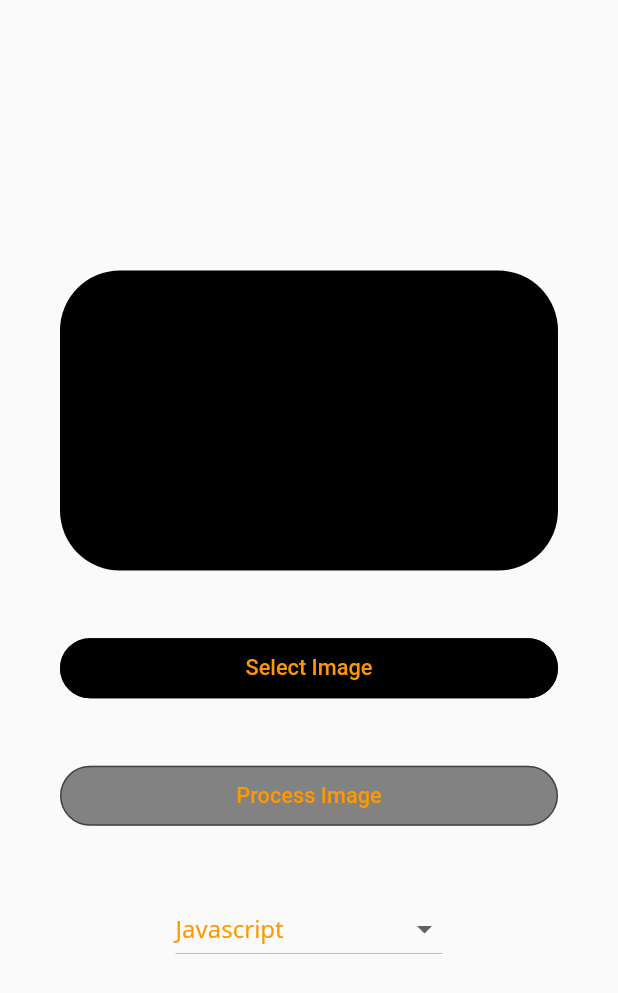
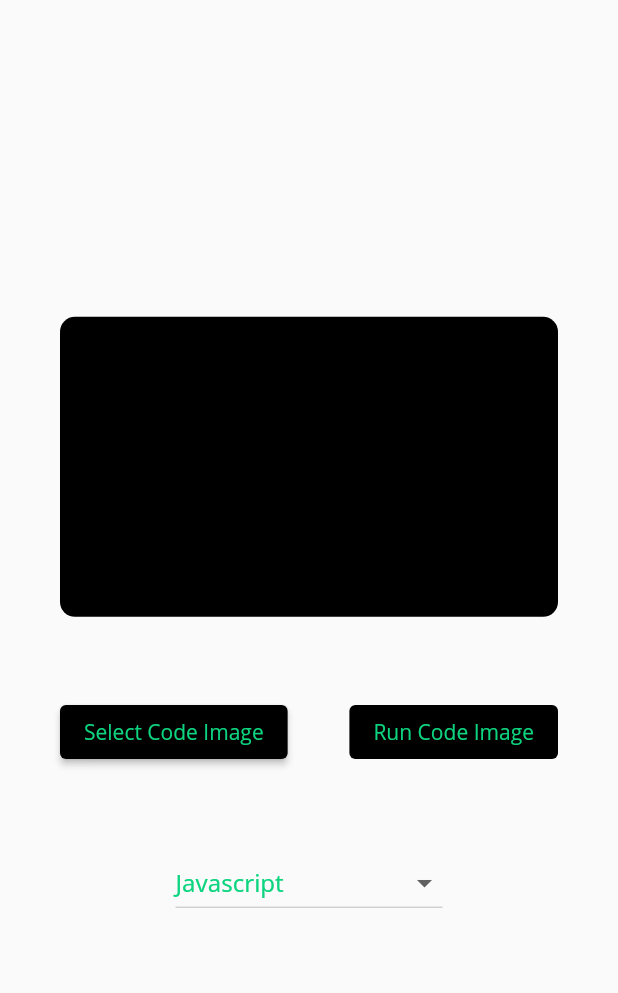
Before and after one commit to RaajeevChandran/CamCoder, a Flutter app: the PhotoScreen widget shown alone on an empty page, opened directly, on a phone screen of 412 x 824 dp. Shown: the top 993 px of the screen. Run offline on Flutter 3.47's test engine with Material 2 defaults, Android fonts, the phone set to English and light mode, and no system bars; our stand-ins replace date_format, dio, fancy_bottom_navigation, file_picker, flutter_highlight, font_awesome_flutter and 3 more; missing offline and left inert: highlight, platform_action_sheet, rich_code_editor; network calls fail.

Commit message:
ui 2 change

```diff
--- a/lib/constants.dart
+++ b/lib/constants.dart
@@ -1,9 +1,11 @@
 import 'package:flutter/material.dart';
 
 class Constants {
-  static const String appName = 'CamCoder';
-  static const Color accentColor = Colors.orange;
+  static const String appName = 'PhotoCode';
+  static const String logoTag = 'com.photocode.photocodemobile.logo';
+  static const String titleTag = 'com.photocode.photocodemobile.title';
+  static const Color accentColor = Color.fromRGBO(13, 212, 127, 1);
   static const Color textColor = Colors.white;
-  static const Color backgroundColor = Colors.white;
+  static const Color backgroundColor = Color.fromRGBO(33, 38, 44, 1);
   static const Color barBackgroundColor = Colors.black;
 }
--- a/lib/main.dart
+++ b/lib/main.dart
@@ -12,12 +12,15 @@ import 'main_screen.dart';
 import 'models/snippets.dart';
 
 void main() {
+  WidgetsFlutterBinding.ensureInitialized();
   SystemChrome.setSystemUIOverlayStyle(
     SystemUiOverlayStyle(
       systemNavigationBarColor:
           SystemUiOverlayStyle.dark.systemNavigationBarColor,
     ),
   );
+  SystemChrome.setPreferredOrientations(
+      [DeviceOrientation.portraitUp, DeviceOrientation.portraitDown]);
 
   runApp(MyApp());
 }
--- a/lib/screens/photo_screen.dart
+++ b/lib/screens/photo_screen.dart
@@ -101,34 +101,28 @@ class _PhotoScreenState extends State<PhotoScreen> {
               height: 200,
               decoration: BoxDecoration(
                 color: Colors.black,
-                borderRadius: BorderRadius.all(Radius.circular(40)),
+                borderRadius: BorderRadius.all(Radius.circular(10)),
               ),
               child: _image != null
                   ? Image.file(_image, fit: BoxFit.contain)
                   : null,
-            ),
-            Spacer(),
-            GFButton(
+            ),Spacer(),
+            Row(children:[
+            ElevatedButton(
               onPressed: openSheet,
-              fullWidthButton: true,
-              shape: GFButtonShape.pills,
-              color: Constants.barBackgroundColor,
-              size: GFSize.LARGE,
-              child: Text("Select Image",
+              style:ButtonStyle(backgroundColor: MaterialStateProperty.all<Color>(Colors.black)),
+              child: Text("Select Code Image",
                   style: TextStyle(color: Constants.accentColor)),
             ),
             Spacer(),
-            GFButton(
+            ElevatedButton(
               onPressed: _image == null ? null : openEditor,
-              fullWidthButton: true,
-              shape: GFButtonShape.pills,
-              color: Constants.barBackgroundColor,
-              size: GFSize.LARGE,
+              style:ButtonStyle(backgroundColor: MaterialStateProperty.all<Color>(Colors.black)),
               child: processing
                   ? CircularProgressIndicator()
-                  : Text("Process Image",
+                  : Text("Run Code Image",
                       style: TextStyle(color: Constants.accentColor)),
-            ),
+            ),]),
             Spacer(),
             DropdownButton<String>(
                 value: _selectedLanguage,
```
Also changed, not shown: lib/screens/edit_screen.dart (+36 -35 lines), lib/screens/output_screen.dart (deleted, +0 -41 lines), lib/screens/snippet_screen.dart (+10 -13 lines), lib/screens/snippets_screen.dart (+1 -29 lines).
